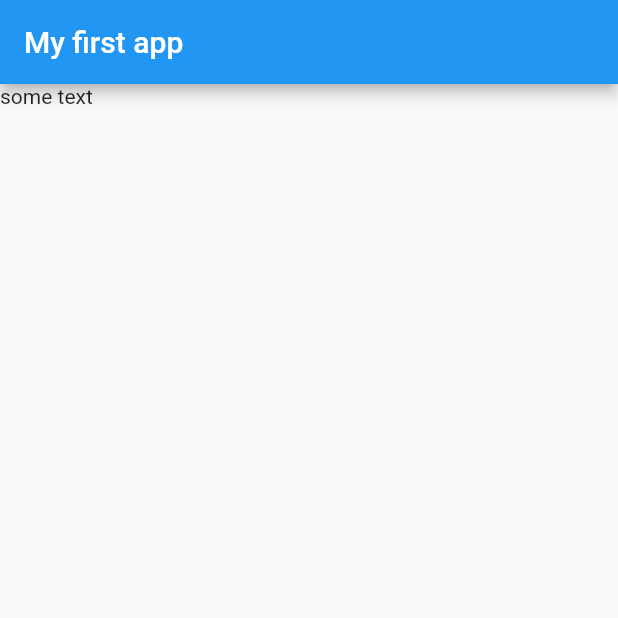
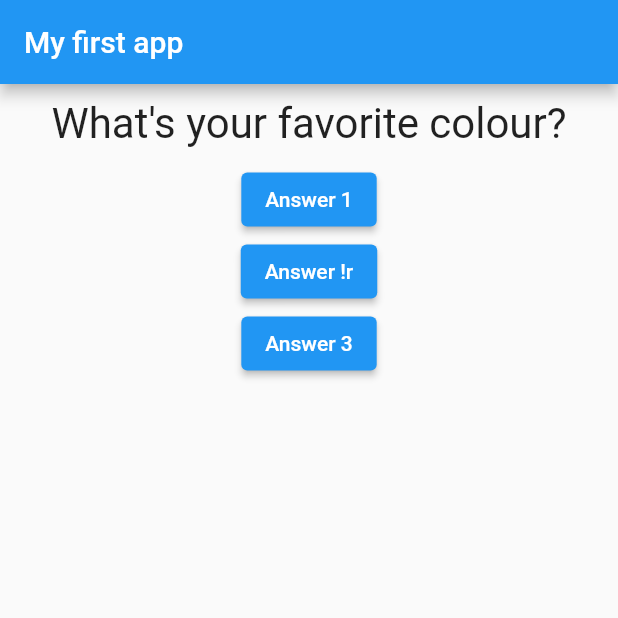
Before and after one commit to nielsRocholl/Flutter_Course, a Flutter app: the screen it shows after launch, on a phone screen of 412 x 824 dp, the top half of it. Run offline on Flutter 3.47's test engine with Material 2 defaults, Android fonts, the phone set to English and light mode, and no system bars.

Commit message:
added questions.dart

```diff
--- a/app_one/lib/main.dart
+++ b/app_one/lib/main.dart
@@ -1,4 +1,6 @@
 import 'package:flutter/material.dart';
+
+import './question.dart';
 
 // void main(List<String> args) {
 //   runApp(MyApp());
@@ -6,15 +8,44 @@ import 'package:flutter/material.dart';
 
 void main() => runApp(MyApp());
 
-class MyApp extends StatelessWidget {
+class MyApp extends StatefulWidget {
+  @override
+  State<StatefulWidget> createState() {
+    return _MyAppState();
+  }
+}
+
+class _MyAppState extends State<MyApp> {
+  var _questionIndex = 0;
+
+  void _answerQuestion() {
+    setState(() {
+      _questionIndex = _questionIndex + 1;
+    });
+    print(_questionIndex);
+  }
+
   @override
   Widget build(BuildContext context) {
+    var questions = [
+      'What\'s your favorite colour?',
+      'What\'s your favotite animal?',
+    ];
     return MaterialApp(
       home: Scaffold(
         appBar: AppBar(
           title: Text("My first app"),
         ),
-        body: Text("some text"),
+        body: Column(
+          children: [
+            Question(questions.elementAt(_questionIndex)),
+            ElevatedButton(onPressed: _answerQuestion, child: Text('Answer 1')),
+            ElevatedButton(
+                onPressed: () => print('answer 2 chosen'),
+                child: Text('Answer !r')),
+            ElevatedButton(onPressed: _answerQuestion, child: Text('Answer 3')),
+          ],
+        ),
       ),
     );
   }
--- /dev/null
+++ b/app_one/lib/question.dart
@@ -0,0 +1,20 @@
+import 'package:flutter/material.dart';
+
+class Question extends StatelessWidget {
+  final String questionText;
+
+  Question(this.questionText);
+
+  @override
+  Widget build(BuildContext context) {
+    return Container(
+      width: double.infinity,
+      margin: EdgeInsets.all(10),
+      child: Text(
+        questionText,
+        style: TextStyle(fontSize: 28),
+        textAlign: TextAlign.center,
+      ),
+    );
+  }
+}
```
